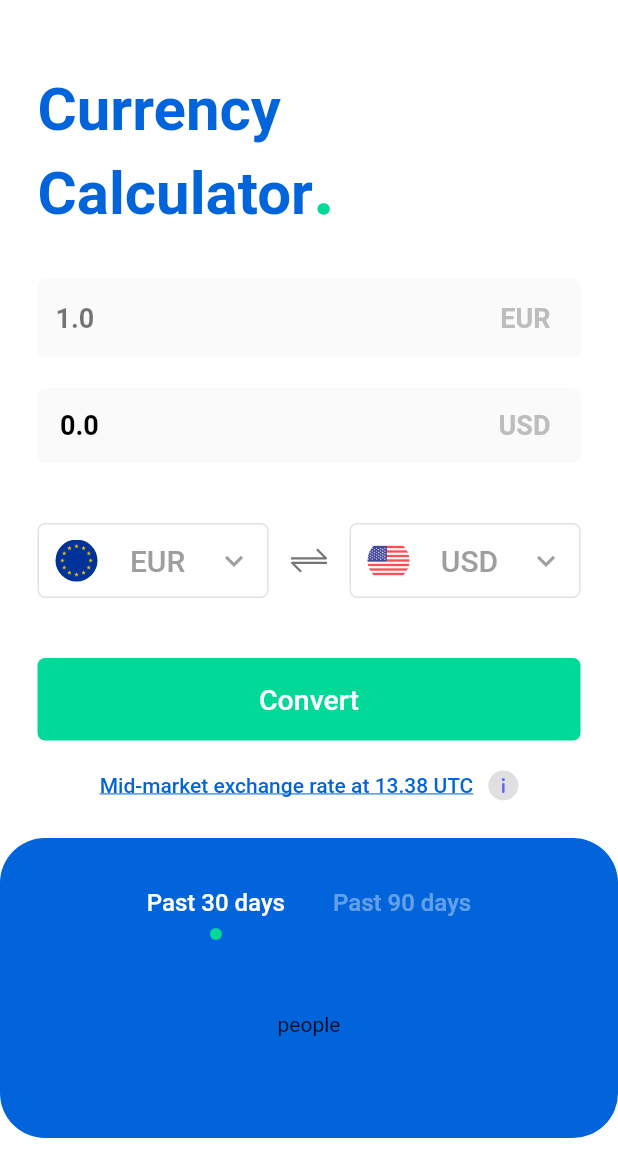
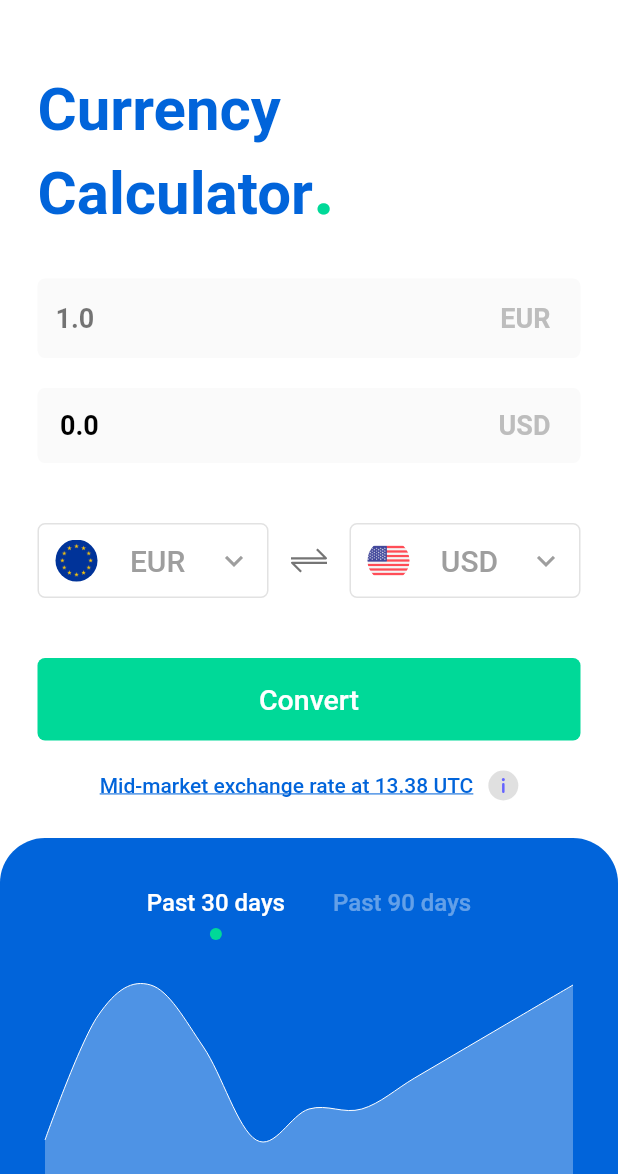
Before and after one commit to manassur/africhange_currency_task, a Flutter app: the screen it shows after launch, on a phone screen of 412 x 824 dp, the part 62-1236 px from its top. Run offline on Flutter 3.47's test engine with Material 2 defaults, Android fonts, the phone set to English and light mode, and no system bars; drawn by our look-alikes of fl_chart; our stand-ins replace flutter_svg, responsive_sizer; network calls fail.

Commit message:
Added fl_chart to display graphs

```diff
--- a/lib/main.dart
+++ b/lib/main.dart
@@ -1,6 +1,7 @@
 import 'package:africhange_currency_task/view_models/rates_list_view_model.dart';
 import 'package:flutter/material.dart';
 import 'package:provider/provider.dart';
+import 'package:responsive_sizer/responsive_sizer.dart';
 
 import 'view/home_screen.dart';
 
@@ -26,7 +27,11 @@ class MyApp extends StatelessWidget {
 
         primarySwatch: Colors.blue,
       ),
-      home:  HomeView(),
+      home:   ResponsiveSizer(
+          builder: (context, orientation, deviceType) {
+
+            return HomeView();
+          }),
     );
   }
 }
--- a/lib/widgets/graph_tab.dart
+++ b/lib/widgets/graph_tab.dart
@@ -1,5 +1,7 @@
 import 'package:africhange_currency_task/data/app_colors.dart';
+import 'package:fl_chart/fl_chart.dart';
 import 'package:flutter/material.dart';
+import 'package:responsive_sizer/responsive_sizer.dart';
 
 import 'circle_tab_indicator.dart';
 
@@ -22,7 +24,7 @@ class _GraphTabWidgetState extends State<GraphTabWidget> with SingleTickerProvid
   @override
   Widget build(BuildContext context) {
     return  Container(
-      height: 200,
+      height: 350,
       padding: EdgeInsets.symmetric(vertical: 20),
       decoration: BoxDecoration(
         color: AppColors.secondaryColor,
@@ -54,8 +56,18 @@ class _GraphTabWidgetState extends State<GraphTabWidget> with SingleTickerProvid
           Expanded(
             child: TabBarView(
               children: [
-                Container(child: Center(child: Text('people'))),
-                Text('Person')
+                Container(
+                  height: 400,
+                  padding: EdgeInsets.all(30),
+                  width: double.infinity,
+                  child: LineChart(
+                    mainChart(Colors.white),
+                    swapAnimationDuration:
+                    Duration(milliseconds: 150), // Optional
+                    swapAnimationCurve: Curves.linear, // Optional
+                  ),
+                ),
+                Text('90  days')
               ],
               controller: _tabController,
             ),
@@ -64,4 +76,119 @@ class _GraphTabWidgetState extends State<GraphTabWidget> with SingleTickerProvid
       ),
     );
   }
+
+  LineChartData mainChart(Color color) {
+
+    return LineChartData(
+
+      gridData: FlGridData(
+
+
+        horizontalInterval: 1,
+        show: true,
+
+        drawVerticalLine: false,
+        drawHorizontalLine: false
+      ),
+      titlesData: FlTitlesData(
+        show:   true,
+        leftTitles:SideTitles(
+          getTextStyles: (context,value){
+            return TextStyle(
+                fontSize: 13.sp,
+                color: Colors.grey
+            );
+          } ,
+
+
+        ),
+
+        topTitles:SideTitles (
+          showTitles: false,
+
+
+        ),
+        rightTitles:SideTitles (
+          showTitles: false,
+
+        ),
+
+        bottomTitles:SideTitles(
+          showTitles: true,
+          getTextStyles: (context,value){
+            return TextStyle(
+                fontSize: 14.sp,
+                color: Colors.white
+            );
+          } ,
+          reservedSize: 10,
+
+          getTitles: (value) {
+            switch (value.toInt()) {
+              case 0:
+                return '01 Jun';
+              case 2:
+                return '07 June';
+              case 4:
+                return '15 Jun';
+              case 6:
+                return '23 Jun';
+              case 8:
+                return '30 Jun';
+              default:
+                return '';
+            }},
+        ),
+
+      ),
+      borderData: FlBorderData(
+          show: false,
+      ),
+
+      minX: 0,
+      maxX: 10,
+      minY: 0,
+      maxY:9,
+
+      lineBarsData: [
+        LineChartBarData(
+
+          spots: [
+            FlSpot(0, 4),
+            FlSpot(1, 8),
+            FlSpot(2, 9),
+            FlSpot(3, 7),
+            FlSpot(4, 4),
+            FlSpot(5, 5),
+            FlSpot(6, 5),
+            FlSpot(7, 6),
+            FlSpot(8, 7),
+            FlSpot(9, 8),
+            FlSpot(10, 9),
+
+          ],
+          isCurved: true,
+
+          colors: [
+            color,
+
+          ],
+          barWidth: 0,
+          isStrokeCapRound: false,
+          dotData: FlDotData(
+            show: false,
+          ),
+          belowBarData: BarAreaData(
+            show: true,
+            colors:[
+              Colors.white.withOpacity(0.3),
+
+            ],
+
+          ),
+        ),
+      ],
+    );
+  }
+
 }
--- a/pubspec.yaml
+++ b/pubspec.yaml
@@ -37,6 +37,9 @@ dependencies:
   flutter_svg: ^1.0.0
   http: ^0.13.4
   provider: ^6.0.2
+  fl_chart: ^0.40.0
+  responsive_sizer: ^3.0.5+1
+
 
 dev_dependencies:
   flutter_test:
```
Also changed, not shown: pubspec.lock.
